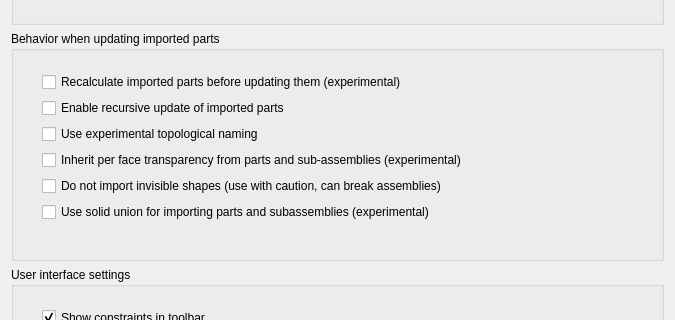
Old version of the form GuiA2p/Resources/ui/a2p_prefs.ui in the repository kbwbe/A2plus; both pictures show x 0 to 675 and y 242 to 562 of the 675 by 850 pixel window.
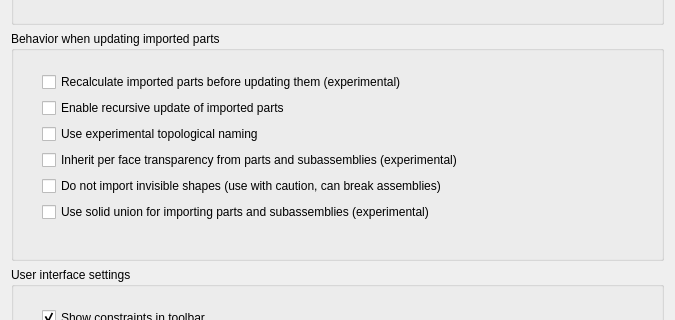
New version of the form. Custom widgets are drawn as their Qt base class.

```diff
--- a/GuiA2p/Resources/ui/a2p_prefs.ui
+++ b/GuiA2p/Resources/ui/a2p_prefs.ui
@@ -131,7 +131,7 @@
        <item>
         <widget class="Gui::PrefCheckBox" name="checkBox_7">
          <property name="text">
-          <string>Inherit per face transparency from parts and sub-assemblies (experimental)</string>
+          <string>Inherit per face transparency from parts and subassemblies (experimental)</string>
          </property>
          <property name="prefEntry" stdset="0">
           <cstring>usePerFaceTransparency</cstring>
```
